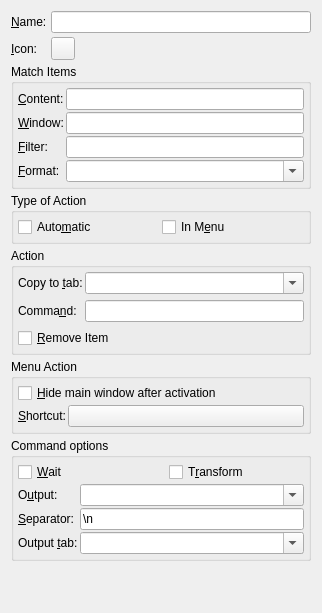
Qt form src/ui/commandwidget.ui (hluk/CopyQ) before a commit.
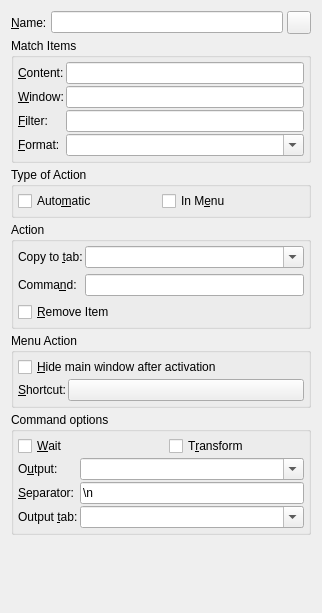
The same form after that commit. Custom widgets are drawn as their Qt base class.

Commit message: Fix tab order and remove icon label in command widget

Diff of the .ui file:
```diff
--- a/src/ui/commandwidget.ui
+++ b/src/ui/commandwidget.ui
@@ -18,8 +18,8 @@
     <number>4</number>
    </property>
    <item>
-    <layout class="QFormLayout" name="formLayout_3">
-     <item row="0" column="0">
+    <layout class="QHBoxLayout" name="horizontalLayout">
+     <item>
       <widget class="QLabel" name="label_3">
        <property name="sizePolicy">
         <sizepolicy hsizetype="Preferred" vsizetype="Preferred">
@@ -35,48 +35,15 @@
        </property>
       </widget>
      </item>
-     <item row="0" column="1">
+     <item>
       <widget class="QLineEdit" name="lineEditName">
        <property name="toolTip">
         <string>Command name shown in menu</string>
        </property>
       </widget>
      </item>
-     <item row="1" column="0">
-      <widget class="QLabel" name="label_5">
-       <property name="sizePolicy">
-        <sizepolicy hsizetype="Preferred" vsizetype="Preferred">
-         <horstretch>0</horstretch>
-         <verstretch>0</verstretch>
-        </sizepolicy>
-       </property>
-       <property name="text">
-        <string>&amp;Icon:</string>
-       </property>
-       <property name="buddy">
-        <cstring>buttonIcon</cstring>
-       </property>
-      </widget>
-     </item>
-     <item row="1" column="1">
-      <layout class="QHBoxLayout" name="horizontalLayout_3">
-       <item>
-        <widget class="IconSelectButton" name="buttonIcon"/>
-       </item>
-       <item>
-        <spacer name="horizontalSpacer">
-         <property name="orientation">
-          <enum>Qt::Horizontal</enum>
-         </property>
-         <property name="sizeHint" stdset="0">
-          <size>
-           <width>40</width>
-           <height>20</height>
-          </size>
-         </property>
-        </spacer>
-       </item>
-      </layout>
+     <item>
+      <widget class="IconSelectButton" name="buttonIcon"/>
      </item>
     </layout>
    </item>
```
Left out of the diff: 1 changed line with no effect on the pictures.
